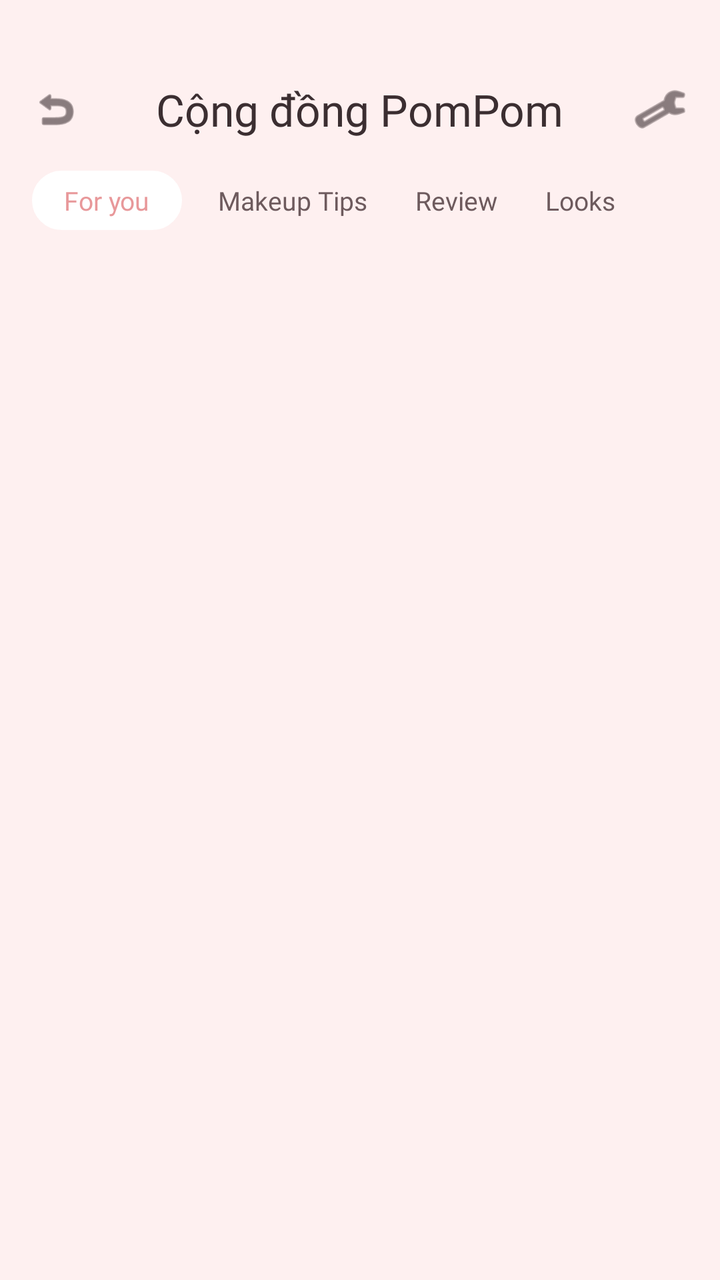
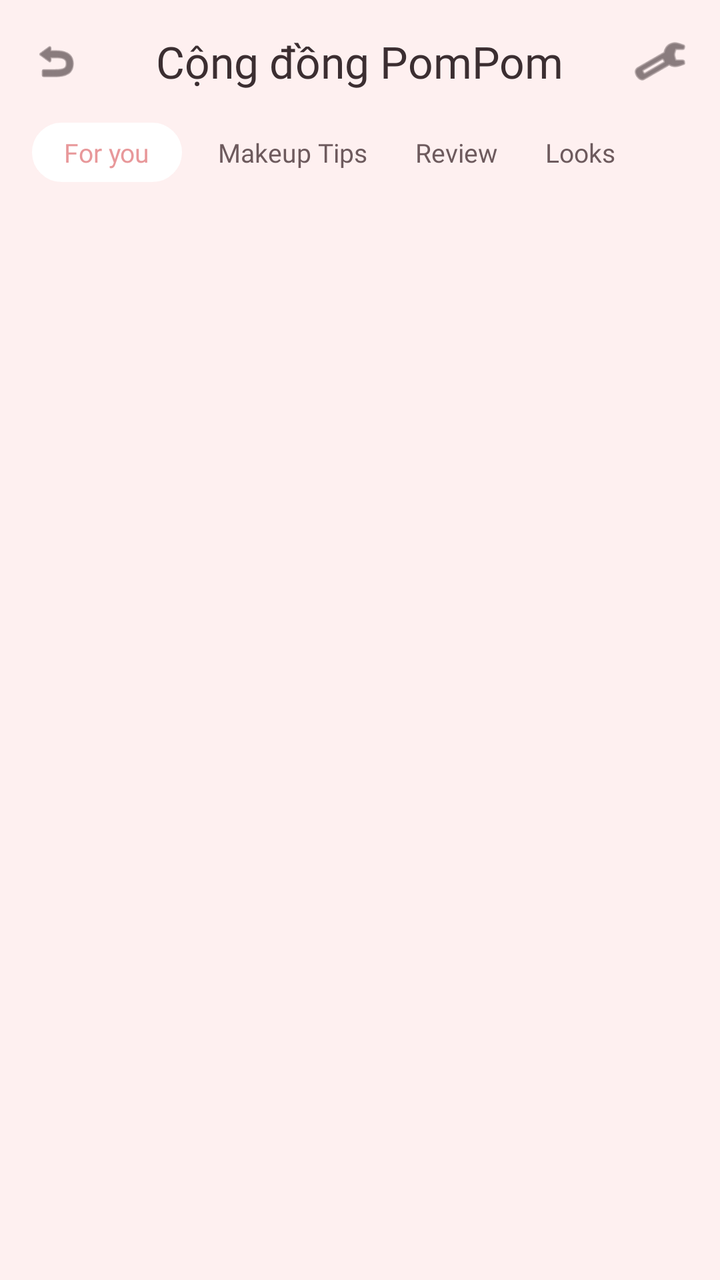

Compare the two renders of this Android layout. The source of the first and the diff that turns it into the second are given below.
<!-- AndroidManifest.xml: application theme Theme.Group6 -->
<!-- res/layout/fragment_community.xml -->
<?xml version="1.0" encoding="utf-8"?>
<androidx.coordinatorlayout.widget.CoordinatorLayout xmlns:android="http://schemas.android.com/apk/res/android"
    xmlns:app="http://schemas.android.com/apk/res-auto"
    android:layout_width="match_parent"
    android:layout_height="match_parent"
    android:background="@color/md_theme_light_background">

    <com.google.android.material.appbar.AppBarLayout
        android:layout_width="match_parent"
        android:layout_height="wrap_content"
        android:background="@color/md_theme_light_background"
        app:elevation="0dp">

        <androidx.constraintlayout.widget.ConstraintLayout
            android:layout_width="match_parent"
            android:layout_height="wrap_content"
            android:padding="16dp"
            android:layout_marginTop="24dp">

            <ImageView
                android:id="@+id/btnBack"
                android:layout_width="24dp"
                android:layout_height="24dp"
                android:src="@android:drawable/ic_menu_revert"
                app:layout_constraintBottom_toBottomOf="parent"
                app:layout_constraintStart_toStartOf="parent"
                app:layout_constraintTop_toTopOf="parent"
                app:tint="@color/text_primary" />

            <TextView
                android:layout_width="wrap_content"
                android:layout_height="wrap_content"
                android:fontFamily="@font/garamond_condensed_bold"
                android:text="Cộng đồng PomPom"
                android:textColor="@color/text_primary"
                android:textSize="22sp"
                app:layout_constraintBottom_toBottomOf="parent"
                app:layout_constraintEnd_toEndOf="parent"
                app:layout_constraintStart_toStartOf="parent"
                app:layout_constraintTop_toTopOf="parent" />

            <ImageView
                android:id="@+id/btnSettings"
                android:layout_width="28dp"
                android:layout_height="28dp"
                android:src="@android:drawable/ic_menu_manage"
                app:layout_constraintBottom_toBottomOf="parent"
                app:layout_constraintEnd_toEndOf="parent"
                app:layout_constraintTop_toTopOf="parent"
                app:tint="@color/text_primary" />

        </androidx.constraintlayout.widget.ConstraintLayout>

        <HorizontalScrollView
            android:layout_width="match_parent"
            android:layout_height="wrap_content"
            android:scrollbars="none"
            android:paddingStart="16dp"
            android:paddingEnd="16dp"
            android:layout_marginBottom="12dp">

            <LinearLayout
                android:id="@+id/layoutTabs"
                android:layout_width="wrap_content"
                android:layout_height="wrap_content"
                android:orientation="horizontal">
                
                <TextView
                    android:id="@+id/tabForYou"
                    android:layout_width="wrap_content"
                    android:layout_height="wrap_content"
                    android:background="@drawable/bg_white_pill_button"
                    android:backgroundTint="@color/white"
                    android:fontFamily="@font/poppins_medium"
                    android:paddingStart="16dp"
                    android:paddingTop="6dp"
                    android:paddingEnd="16dp"
                    android:paddingBottom="6dp"
                    android:text="For you"
                    android:textColor="@color/brand_pink"
                    android:textSize="13sp" />

                <TextView
                    android:id="@+id/tabMakeupTips"
                    android:layout_width="wrap_content"
                    android:layout_height="wrap_content"
                    android:layout_marginStart="12dp"
                    android:fontFamily="@font/poppins_medium"
                    android:padding="6dp"
                    android:text="Makeup Tips"
                    android:textColor="@color/text_secondary"
                    android:textSize="13sp" />

                <TextView
                    android:id="@+id/tabReview"
                    android:layout_width="wrap_content"
                    android:layout_height="wrap_content"
                    android:layout_marginStart="12dp"
                    android:fontFamily="@font/poppins_medium"
                    android:padding="6dp"
                    android:text="Review"
                    android:textColor="@color/text_secondary"
                    android:textSize="13sp" />

                <TextView
                    android:id="@+id/tabLooks"
                    android:layout_width="wrap_content"
                    android:layout_height="wrap_content"
                    android:layout_marginStart="12dp"
                    android:fontFamily="@font/poppins_medium"
                    android:padding="6dp"
                    android:text="Looks"
                    android:textColor="@color/text_secondary"
                    android:textSize="13sp" />
            </LinearLayout>
        </HorizontalScrollView>

    </com.google.android.material.appbar.AppBarLayout>

    <androidx.recyclerview.widget.RecyclerView
        android:id="@+id/rvCommunity"
        android:layout_width="match_parent"
        android:layout_height="match_parent"
        android:clipToPadding="false"
        android:padding="8dp"
        app:layout_behavior="@string/appbar_scrolling_view_behavior" />

</androidx.coordinatorlayout.widget.CoordinatorLayout>
<!-- resources referenced by this layout -->
<resources>
  <color name="brand_pink">#E8989A</color>
  <color name="md_theme_light_background">#FEF0F0</color>
  <color name="text_primary">#3B2E31</color>
  <color name="text_secondary">#6D5A5D</color>
  <color name="white">#FFFFFF</color>
  <!-- drawable bg_white_pill_button (drawable) -->
  <?xml version="1.0" encoding="utf-8"?>
  <shape xmlns:android="http://schemas.android.com/apk/res/android"
      android:shape="rectangle">
      <solid android:color="#FFF0F5" />
      <corners android:radius="20dp" />
      <stroke
          android:width="1dp"
          android:color="#FAD6D7" />
      <padding
          android:left="16dp"
          android:right="16dp"
          android:top="8dp"
          android:bottom="8dp" />
  </shape>
  <style name="Theme.Group6" parent="Base.Theme.Group6" />
  <style name="Base.Theme.Group6" parent="Theme.Material3.DayNight.NoActionBar">
          
          
      </style>
</resources>

<!-- the commit's change to res/layout/fragment_community.xml (unified diff, before → after) -->
@@ -9,13 +9,13 @@
         android:layout_width="match_parent"
         android:layout_height="wrap_content"
         android:background="@color/md_theme_light_background"
+        android:fitsSystemWindows="true"
         app:elevation="0dp">
 
         <androidx.constraintlayout.widget.ConstraintLayout
             android:layout_width="match_parent"
             android:layout_height="wrap_content"
-            android:padding="16dp"
-            android:layout_marginTop="24dp">
+            android:padding="16dp">
 
             <ImageView
                 android:id="@+id/btnBack"
